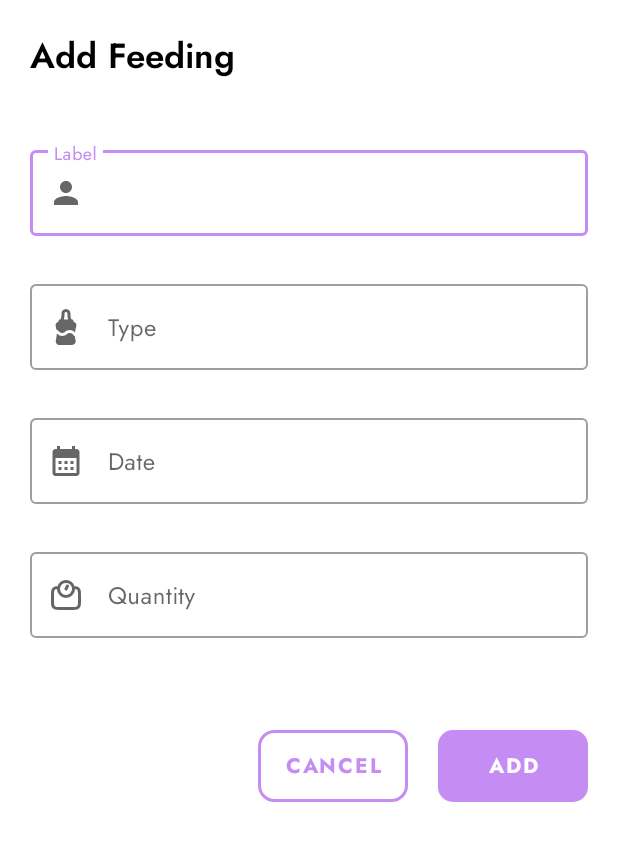
After one commit to adil-arbib/baby_care, an Android app: the layout dialog_add_feeding.xml on its own in the app's theme, with its tools: preview values and no code run, on a phone screen of 412 x 824 dp. The commit adds this screen. Shown: the top 841 px of the screen. Run offline under Robolectric (Android 15) with nearby library versions, the phone set to English and light mode, and no system bars.

Commit message:
add "dialogs"

```diff
--- a/app/src/main/java/com/groupe6/babycare/activities/fragments/ChartsFragment.java
+++ b/app/src/main/java/com/groupe6/babycare/activities/fragments/ChartsFragment.java
@@ -34,7 +34,6 @@ import com.github.mikephil.charting.data.LineData;
 import com.github.mikephil.charting.data.LineDataSet;
 import com.github.mikephil.charting.utils.ColorTemplate;
 import com.groupe6.babycare.R;
-import com.groupe6.babycare.activities.custom.GradientBackgroundDrawable;
 import com.groupe6.babycare.databinding.FragmentChartsBinding;
 
 import java.util.ArrayList;
--- a/app/src/main/java/com/groupe6/babycare/adapters/NoteAdapter.java
+++ b/app/src/main/java/com/groupe6/babycare/adapters/NoteAdapter.java
@@ -67,7 +67,6 @@ public class NoteAdapter extends RecyclerView.Adapter<NoteAdapter.ViewHolder> {
             content = itemView.findViewById(R.id.txt_content);
             date = itemView.findViewById(R.id.txt_date);
             icDelete = itemView.findViewById(R.id.ic_delete);
-
         }
     }
 }
--- /dev/null
+++ b/app/src/main/res/drawable/ic_title.xml
@@ -0,0 +1,5 @@
+<vector android:height="24dp" android:tint="#000000"
+    android:viewportHeight="24" android:viewportWidth="24"
+    android:width="24dp" xmlns:android="http://schemas.android.com/apk/res/android">
+    <path android:fillColor="@android:color/white" android:pathData="M5,4v3h5.5v12h3V7H19V4z"/>
+</vector>
--- /dev/null
+++ b/app/src/main/res/layout/dialog_add_feeding.xml
@@ -0,0 +1,140 @@
+<?xml version="1.0" encoding="utf-8"?>
+<androidx.constraintlayout.widget.ConstraintLayout xmlns:android="http://schemas.android.com/apk/res/android"
+    xmlns:app="http://schemas.android.com/apk/res-auto"
+    android:layout_width="match_parent"
+    android:layout_height="wrap_content"
+    android:padding="20dp">
+
+    <TextView
+        android:id="@+id/txt_add_feeding"
+        android:layout_width="wrap_content"
+        android:layout_height="wrap_content"
+        android:fontFamily="@font/jost_semi_bold"
+        android:text="Add Feeding"
+        android:textColor="@color/black"
+        android:textSize="23sp"
+        app:layout_constraintStart_toStartOf="parent"
+        app:layout_constraintTop_toTopOf="parent" />
+
+    <com.google.android.material.textfield.TextInputLayout
+        android:id="@+id/inp_label"
+        style="@style/Widget.MaterialComponents.TextInputLayout.OutlinedBox"
+        android:layout_width="match_parent"
+        android:layout_height="wrap_content"
+        android:layout_marginTop="40dp"
+        android:hint="@string/label"
+        app:errorEnabled="true"
+        app:errorIconDrawable="@drawable/ic_error"
+        app:layout_constraintEnd_toEndOf="parent"
+        app:layout_constraintStart_toStartOf="parent"
+        app:layout_constraintTop_toBottomOf="@+id/txt_add_feeding"
+        app:startIconDrawable="@drawable/ic_person">
+
+        <com.google.android.material.textfield.TextInputEditText
+            android:id="@+id/input_label"
+            android:layout_width="match_parent"
+            android:layout_height="wrap_content"
+            android:maxLength="30" />
+    </com.google.android.material.textfield.TextInputLayout>
+
+    <com.google.android.material.textfield.TextInputLayout
+        android:id="@+id/inp_type"
+        style="@style/Widget.MaterialComponents.TextInputLayout.OutlinedBox"
+        android:layout_width="match_parent"
+        android:layout_height="wrap_content"
+        android:layout_marginTop="5dp"
+        android:hint="@string/type"
+        app:startIconDrawable="@drawable/ic_feeding"
+        app:layout_constraintEnd_toEndOf="parent"
+        app:layout_constraintStart_toStartOf="parent"
+        app:errorEnabled="true"
+        app:layout_constraintTop_toBottomOf="@+id/inp_label">
+
+        <EditText
+            android:id="@+id/input_type"
+            android:layout_width="match_parent"
+            android:layout_height="wrap_content"
+            android:cursorVisible="false"
+            android:focusable="false"
+            android:focusableInTouchMode="false"
+            android:importantForAutofill="no" />
+
+    </com.google.android.material.textfield.TextInputLayout>
+
+    <com.google.android.material.textfield.TextInputLayout
+        android:id="@+id/inp_date"
+        style="@style/Widget.MaterialComponents.TextInputLayout.OutlinedBox"
+        android:layout_width="match_parent"
+        android:layout_height="wrap_content"
+        android:layout_marginTop="5dp"
+        android:hint="@string/date"
+        app:errorEnabled="true"
+        app:errorIconDrawable="@drawable/ic_error"
+        app:layout_constraintEnd_toEndOf="parent"
+        app:layout_constraintStart_toStartOf="parent"
+        app:layout_constraintTop_toBottomOf="@+id/inp_type"
+        app:startIconDrawable="@drawable/ic_calendar">
+
+        <com.google.android.material.textfield.TextInputEditText
+            android:id="@+id/input_date"
+            android:layout_width="match_parent"
+            android:layout_height="wrap_content"
+            android:cursorVisible="false"
+            android:focusable="false"
+            android:focusableInTouchMode="false"
+            android:maxLength="30" />
+    </com.google.android.material.textfield.TextInputLayout>
+
+    <com.google.android.material.textfield.TextInputLayout
+        android:id="@+id/inp_quantity"
+        style="@style/Widget.MaterialComponents.TextInputLayout.OutlinedBox"
+        android:layout_width="match_parent"
+        android:layout_height="wrap_content"
+        android:layout_marginTop="5dp"
+        android:hint="@string/quantity"
+        app:errorEnabled="true"
+        app:errorIconDrawable="@drawable/ic_error"
+        app:layout_constraintEnd_toEndOf="parent"
+        app:layout_constraintStart_toStartOf="parent"
+        app:layout_constraintTop_toBottomOf="@+id/inp_date"
+        app:startIconDrawable="@drawable/ic_weight"
+        app:suffixText="kg">
+
+        <com.google.android.material.textfield.TextInputEditText
+            android:id="@+id/input_quantity"
+            android:layout_width="match_parent"
+            android:layout_height="wrap_content"
+            android:inputType="numberDecimal"
+            android:maxLength="6" />
+    </com.google.android.material.textfield.TextInputLayout>
+
+
+
+
+
+    <Button
+        android:id="@+id/btn_add"
+        android:layout_width="100dp"
+        android:layout_height="wrap_content"
+        android:layout_marginTop="40dp"
+        android:background="@drawable/solid_btn"
+        android:fontFamily="@font/jost_bold"
+        android:text="@string/add"
+        app:layout_constraintEnd_toEndOf="parent"
+        app:layout_constraintTop_toBottomOf="@+id/inp_quantity" />
+
+    <Button
+        android:id="@+id/btn_cancel"
+        android:layout_width="100dp"
+        android:layout_height="wrap_content"
+        android:layout_marginEnd="20dp"
+        android:background="@drawable/border_btn"
+        android:fontFamily="@font/jost_bold"
+        android:text="@string/cancel"
+        android:textColor="@color/primary"
+        app:layout_constraintBottom_toBottomOf="@+id/btn_add"
+        app:layout_constraintEnd_toStartOf="@+id/btn_add"
+        app:layout_constraintTop_toTopOf="@+id/btn_add" />
+
+
+</androidx.constraintlayout.widget.ConstraintLayout>
--- a/app/src/main/res/values/strings.xml
+++ b/app/src/main/res/values/strings.xml
@@ -61,6 +61,15 @@
     <string name="all">All</string>
     <string name="done">Done</string>
     <string name="undone">Undone</string>
+    <string name="label">Label</string>
+    <string name="date">Date</string>
+    <string name="quantity">Quantity</string>
+    <string name="type">Type</string>
+    <string name="start_date">Start Date</string>
+    <string name="end_date">End Date</string>
+    <string name="note">Note</string>
+    <string name="title">Title</string>
+    <string name="content">Content</string>
 
 
     <string-array name="growth_options">
```
Also changed, not shown: app/src/main/java/com/groupe6/babycare/activities/dialogs/AddFeedingDialog.java (added, +61 -0 lines), app/src/main/java/com/groupe6/babycare/activities/dialogs/AddNoteDialog.java (added, +24 -0 lines), app/src/main/java/com/groupe6/babycare/activities/fragments/FeedingFragment.java (+13 -0 lines), app/src/main/java/com/groupe6/babycare/activities/fragments/NotesFragment.java (+13 -0 lines), app/src/main/java/com/groupe6/babycare/dtos/auth/RegisterRequest.java (added, +37 -0 lines), app/src/main/java/com/groupe6/babycare/repositories/apis/AuthApi.java (+7 -1 lines), app/src/main/java/com/groupe6/babycare/repositories/implementations/AuthApiImpl.java (+21 -0 lines), app/src/main/res/layout/dialog_add_activity.xml (added, +112 -0 lines), app/src/main/res/layout/dialog_add_note.xml (added, +90 -0 lines), app/src/main/res/layout/dialog_add_sleep.xml (added, +119 -0 lines), app/src/main/res/menu/feeding_type_menu.xml (added, +20 -0 lines).
